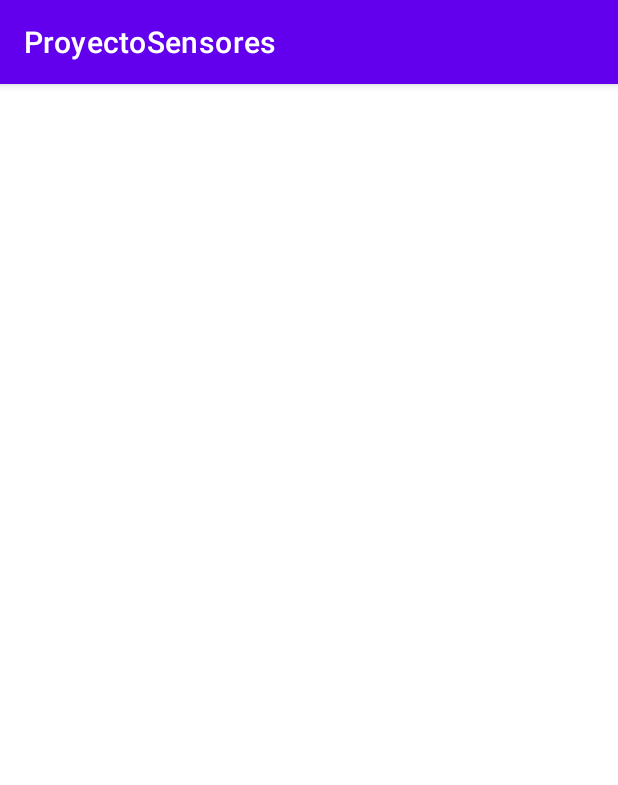
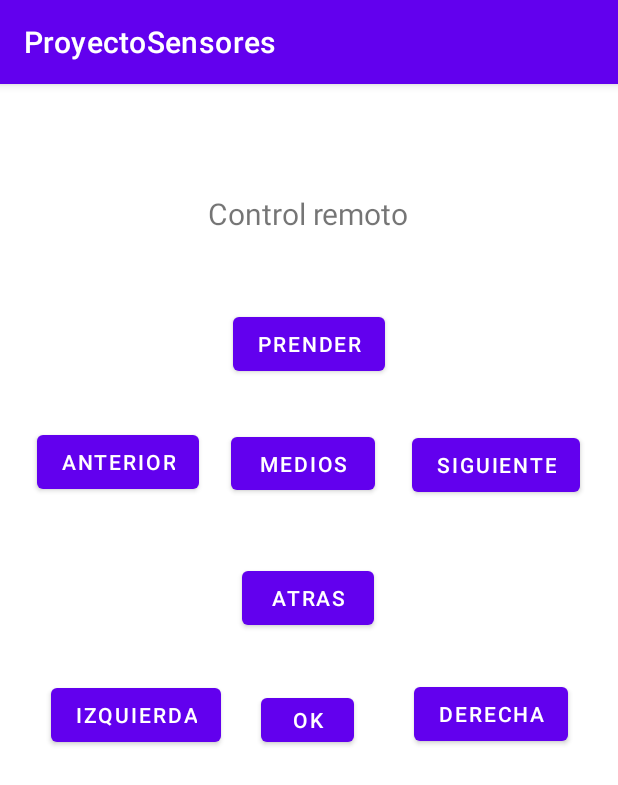
Before and after one commit to anelp04/ProyectoFinalSensoresPRMS, an Android app: the Infrarojo screen opened directly, with no data from a screen before it, on a phone screen of 412 x 824 dp. Shown: the top 785 px of the screen. Run offline under Robolectric (Android 15) with nearby library versions, the phone set to English and light mode, and no system bars.

Commit message:
Implementacion del infrarojo (Control remoto) - David Rios

```diff
--- a/app/src/main/AndroidManifest.xml
+++ b/app/src/main/AndroidManifest.xml
@@ -3,6 +3,7 @@
     xmlns:tools="http://schemas.android.com/tools"
     package="com.example.proyectosensores">
     <uses-permission android:name="android.permission.READ_CONTACTS"/>
+    <uses-permission android:name="android.permission.VIBRATE" />
     <uses-permission android:name="android.permission.WRITE_CONTACTS"/>
     <uses-permission android:name="android.permission.CALL_PHONE"/>
     <uses-permission android:name="android.permission.ACTIVITY_RECOGNITION"/>
--- a/app/src/main/java/com/example/proyectosensores/Infrarojo.java
+++ b/app/src/main/java/com/example/proyectosensores/Infrarojo.java
@@ -1,14 +1,136 @@
 package com.example.proyectosensores;
 
 import androidx.appcompat.app.AppCompatActivity;
-
+import android.content.Context;
+import android.hardware.ConsumerIrManager;
+import android.media.MediaPlayer;
+import android.os.Build;
 import android.os.Bundle;
+import android.os.VibrationEffect;
+import android.os.Vibrator;
+import android.util.Log;
+import android.view.View;
+import java.util.ArrayList;
+import java.util.Arrays;
+import java.util.List;
 
 public class Infrarojo extends AppCompatActivity {
 
+    private final static String CMD_TV_POWER =
+            "0000 006d 0022 0003 00a9 00a8 0015 003f 0015 003f 0015 003f 0015 0015 0015 0015 0015 0015 0015 0015 0015 0015 0015 003f 0015 003f 0015 003f 0015 0015 0015 0015 0015 0015 0015 0015 0015 0015 0015 0015 0015 003f 0015 0015 0015 0015 0015 0015 0015 0015 0015 0015 0015 0015 0015 0040 0015 0015 0015 003f 0015 003f 0015 003f 0015 003f 0015 003f 0015 003f 0015 0702 00a9 00a8 0015 0015 0015 0e6e";
+    private final static String CMD_TV_SOURCE =
+            "0000 006C 0000 0022 00AD 00AD 0016 0041 0016 0041 0016 0041 0016 0016 0016 0016 0016 0016 0016 0016 0016 0016 0016 0041 0016 0041 0016 0041 0016 0016 0016 0016 0016 0016 0016 0016 0016 0016 0016 0041 0016 0016 0016 0016 0016 0016 0016 0016 0016 0016 0016 0016 0016 0016 0016 0016 0016 0041 0016 0041 0016 0041 0016 0041 0016 0041 0016 0041 0016 0041 0016 06FB";
+    private final static String CMD_TV_CH_NEXT =
+            "0000 006d 0022 0003 00a9 00a8 0015 003f 0015 003f 0015 003f 0015 0015 0015 0015 0015 0015 0015 0015 0015 0015 0015 003f 0015 003f 0015 003f 0015 0015 0015 0015 0015 0015 0015 0015 0015 0015 0015 0015 0015 003f 0015 0015 0015 0015 0015 003f 0015 0015 0015 0015 0015 0015 0015 003f 0015 0015 0015 003f 0015 003f 0015 0015 0015 0040 0015 003f 0015 003f 0015 0702 00a9 00a8 0015 0015 0015 0e6e";
+    private final static String CMD_TV_CH_PREV =
+            "0000 006d 0022 0003 00a9 00a8 0015 003f 0015 003f 0015 003f 0015 0015 0015 0015 0015 0015 0015 0015 0015 0015 0015 003f 0015 003f 0015 003f 0015 0015 0015 0015 0015 0015 0015 0015 0015 0015 0015 0015 0015 0015 0015 0015 0015 0015 0015 003f 0015 0015 0015 0015 0015 0015 0015 003f 0015 003f 0015 003f 0015 003f 0015 0015 0015 003f 0015 003f 0015 003f 0015 0702 00a9 00a8 0015 0015 0015 0e6e";
+    private final static String CMD_TV_BACK =
+            "0000 006C 0000 0022 00AD 00AD 0016 0041 0016 0041 0016 0041 0016 0016 0016 0016 0016 0016 0016 0016 0016 0016 0016 0041 0016 0041 0016 0041 0016 0016 0016 0016 0016 0016 0016 0016 0016 0016 0016 0016 0016 0016 0016 0016 0016 0041 0016 0041 0016 0016 0016 0041 0016 0016 0016 0041 0016 0041 0016 0041 0016 0016 0016 0016 0016 0041 0016 0016 0016 0041 0016 06FB";
+
+
+    private String TAG = "MainActivity";
+
+    private final static String CMD_TV_LEFT =
+            "0000 006C 0000 0022 00AD 00AD 0016 0041 0016 0041 0016 0041 0016 0016 0016 0016 0016 0016 0016 0016 0016 0016 0016 0041 0016 0041 0016 0041 0016 0016 0016 0016 0016 0016 0016 0016 0016 0016 0016 0041 0016 0016 0016 0041 0016 0016 0016 0016 0016 0041 0016 0041 0016 0016 0016 0016 0016 0041 0016 0016 0016 0041 0016 0041 0016 0016 0016 0016 0016 0041 0016 06FB";
+    private final static String CMD_TV_RIGHT =
+            "0000 006C 0000 0022 00AD 00AD 0016 0041 0016 0041 0016 0041 0016 0016 0016 0016 0016 0016 0016 0016 0016 0016 0016 0041 0016 0041 0016 0041 0016 0016 0016 0016 0016 0016 0016 0016 0016 0016 0016 0016 0016 0041 0016 0016 0016 0016 0016 0016 0016 0041 0016 0041 0016 0016 0016 0041 0016 0016 0016 0041 0016 0041 0016 0041 0016 0016 0016 0016 0016 0041 0016 06FB";
+    private final static String CMD_TV_ENTER =
+            "0000 006C 0000 0022 00AD 00AD 0016 0041 0016 0041 0016 0041 0016 0016 0016 0016 0016 0016 0016 0016 0016 0016 0016 0041 0016 0041 0016 0041 0016 0016 0016 0016 0016 0016 0016 0016 0016 0016 0016 0016 0016 0016 0016 0016 0016 0041 0016 0016 0016 0041 0016 0041 0016 0016 0016 0041 0016 0041 0016 0041 0016 0016 0016 0041 0016 0016 0016 0016 0016 0041 0016 06FB";
+
+
+
+    private final static String CMD_SB_POWER =
+            "0000 006C 0000 0027 00AC 00AC 0013 0013 0013 0013 0013 0013 0013 0013 0013 003A 0013 003A 0013 0013 0013 0013 0013 003A 0013 003A 0013 003A 0013 003A 0013 0013 0013 0013 0013 0013 0013 0013 0013 00AC 0013 0013 0013 0013 0013 0013 0013 0013 0013 0013 0013 0013 0013 0013 0013 0013 0013 003A 0013 003A 0013 003A 0013 0013 0013 003A 0013 003A 0013 003A 0013 003A 0013 0013 0013 0013 0013 0013 0013 003A 0013 0856";
+    private final static String CMD_SB_SOURCE =
+            "0000 006C 0000 0027 00AC 00AC 0013 0013 0013 0013 0013 0013 0013 0013 0013 003A 0013 003A 0013 0013 0013 0013 0013 003A 0013 003A 0013 003A 0013 003A 0013 0013 0013 0013 0013 0013 0013 0013 0013 00AC 0013 0013 0013 0013 0013 0013 0013 0013 0013 003A 0013 0013 0013 003A 0013 0013 0013 003A 0013 003A 0013 003A 0013 0013 0013 0013 0013 003A 0013 0013 0013 003A 0013 0013 0013 0013 0013 0013 0013 003A 0013 0856";
+    private final static String CMD_SB_VOLUP =
+            "0000 006C 0000 0027 00AC 00AC 0013 0013 0013 0013 0013 0013 0013 0013 0013 003A 0013 003A 0013 0013 0013 0013 0013 003A 0013 003A 0013 003A 0013 003A 0013 0013 0013 0013 0013 0013 0013 0013 0013 00AC 0013 0013 0013 0013 0013 0013 0013 0013 0013 003A 0013 003A 0013 003A 0013 0013 0013 003A 0013 003A 0013 003A 0013 0013 0013 0013 0013 0013 0013 0013 0013 003A 0013 0013 0013 0013 0013 0013 0013 003A 0013 0856";
+    private final static String CMD_SB_VOLDOWN =
+            "0000 006C 0000 0027 00AC 00AC 0013 0013 0013 0013 0013 0013 0013 0013 0013 003A 0013 003A 0013 0013 0013 0013 0013 003A 0013 003A 0013 003A 0013 003A 0013 0013 0013 0013 0013 0013 0013 0013 0013 00AC 0013 0013 0013 0013 0013 0013 0013 0013 0013 0013 0013 0013 0013 0013 0013 003A 0013 003A 0013 003A 0013 003A 0013 0013 0013 003A 0013 003A 0013 003A 0013 0013 0013 0013 0013 0013 0013 0013 0013 003A 0013 0856";
+
+    private ConsumerIrManager irManager;
+    private Vibrator vibe;
+    MediaPlayer mp;
     @Override
     protected void onCreate(Bundle savedInstanceState) {
         super.onCreate(savedInstanceState);
         setContentView(R.layout.activity_infrarojo);
+        irManager = (ConsumerIrManager) getSystemService(CONSUMER_IR_SERVICE);
+
+        vibe = (Vibrator) getSystemService(Context.VIBRATOR_SERVICE);
+        //mp = MediaPlayer.create(this, R.raw.beep);
+
+        findViewById(R.id.tvpower).setOnClickListener(new ClickListener(hex2ir(CMD_TV_POWER)));
+        findViewById(R.id.tvsource).setOnClickListener(new ClickListener(hex2ir(CMD_TV_SOURCE)));
+        findViewById(R.id.tvchnext).setOnClickListener(new ClickListener(hex2ir(CMD_TV_CH_NEXT)));
+        findViewById(R.id.tvchprev).setOnClickListener(new ClickListener(hex2ir(CMD_TV_CH_PREV)));
+        findViewById(R.id.tvback).setOnClickListener(new ClickListener(hex2ir(CMD_TV_BACK)));
+        findViewById(R.id.tvleft).setOnClickListener(new ClickListener(hex2ir(CMD_TV_LEFT)));
+        findViewById(R.id.tvright).setOnClickListener(new ClickListener(hex2ir(CMD_TV_RIGHT)));
+        findViewById(R.id.tvok).setOnClickListener(new ClickListener(hex2ir(CMD_TV_ENTER)));
+
+        //findViewById(R.id.sbpower).setOnClickListener(new ClickListener(hex2ir(CMD_SB_POWER)));
+        //findViewById(R.id.sbsource).setOnClickListener(new ClickListener(hex2ir(CMD_SB_SOURCE)));
+        //findViewById(R.id.sbvoldown).setOnClickListener(new ClickListener(hex2ir(CMD_SB_VOLDOWN)));
+        //findViewById(R.id.sbvolup).setOnClickListener(new ClickListener(hex2ir(CMD_SB_VOLUP)));
+    }
+    private IRCommand hex2ir(final String irData) {
+        List<String> list = new ArrayList<String>(Arrays.asList(irData.split(" ")));
+        list.remove(0); // dummy
+        int frequency = Integer.parseInt(list.remove(0), 16); // frequency
+        list.remove(0); // seq1
+        list.remove(0); // seq2
+
+        frequency = (int) (1000000 / (frequency * 0.241246));
+        int pulses = 1000000 / frequency;
+        int count;
+
+        int[] pattern = new int[list.size()];
+        for (int i = 0; i < list.size(); i++) {
+            count = Integer.parseInt(list.get(i), 16);
+            pattern[i] = count * pulses;
+        }
+
+        return new IRCommand(frequency, pattern);
+    }
+
+
+    private class ClickListener implements View.OnClickListener {
+        private final IRCommand cmd;
+
+        public ClickListener(final IRCommand cmd) {
+            this.cmd = cmd;
+        }
+
+        @Override
+        public void onClick(final View view) {
+
+            mp.start();
+
+
+            if (Build.VERSION.SDK_INT >= Build.VERSION_CODES.O) {
+                vibe.vibrate(VibrationEffect.createOneShot(150, VibrationEffect.DEFAULT_AMPLITUDE));
+            } else {
+                //deprecated in API 26
+                vibe.vibrate(150);
+            }
+            try {
+                android.util.Log.d("Remote", "frequency: " + cmd.freq);
+                android.util.Log.d("Remote", "pattern: " + Arrays.toString(cmd.pattern));
+                irManager.transmit(cmd.freq, cmd.pattern);
+            } catch (Exception e) {
+                Log.e(TAG, e.getMessage());
+            }
+        }
+    }
+
+    private class IRCommand {
+        private final int freq;
+        private final int[] pattern;
+
+        private IRCommand(int freq, int[] pattern) {
+            this.freq = freq;
+            this.pattern = pattern;
+        }
     }
 }
--- a/app/src/main/res/layout/activity_infrarojo.xml
+++ b/app/src/main/res/layout/activity_infrarojo.xml
@@ -6,4 +6,112 @@
     android:layout_height="match_parent"
     tools:context=".Infrarojo">
 
+    <Button
+        android:id="@+id/tvpower"
+        android:layout_width="wrap_content"
+        android:layout_height="wrap_content"
+        android:text="Prender"
+        app:layout_constraintBottom_toBottomOf="parent"
+        app:layout_constraintEnd_toEndOf="parent"
+        app:layout_constraintStart_toStartOf="parent"
+        app:layout_constraintTop_toTopOf="parent"
+        app:layout_constraintVertical_bias="0.207" />
+
+    <Button
+        android:id="@+id/tvchnext"
+        android:layout_width="wrap_content"
+        android:layout_height="wrap_content"
+        android:text="siguiente"
+        app:layout_constraintBottom_toBottomOf="parent"
+        app:layout_constraintEnd_toEndOf="parent"
+        app:layout_constraintHorizontal_bias="0.916"
+        app:layout_constraintStart_toStartOf="parent"
+        app:layout_constraintTop_toTopOf="parent"
+        app:layout_constraintVertical_bias="0.319" />
+
+    <Button
+        android:id="@+id/tvchprev"
+        android:layout_width="wrap_content"
+        android:layout_height="wrap_content"
+        android:text="anterior"
+        app:layout_constraintBottom_toBottomOf="parent"
+        app:layout_constraintEnd_toEndOf="parent"
+        app:layout_constraintHorizontal_bias="0.082"
+        app:layout_constraintStart_toStartOf="parent"
+        app:layout_constraintTop_toTopOf="parent"
+        app:layout_constraintVertical_bias="0.317" />
+
+    <TextView
+        android:id="@+id/textView"
+        android:layout_width="wrap_content"
+        android:layout_height="wrap_content"
+        android:text="Control remoto"
+        android:textSize="20dp"
+        app:layout_constraintBottom_toBottomOf="parent"
+        app:layout_constraintEnd_toEndOf="parent"
+        app:layout_constraintHorizontal_bias="0.498"
+        app:layout_constraintStart_toStartOf="parent"
+        app:layout_constraintTop_toTopOf="parent"
+        app:layout_constraintVertical_bias="0.098" />
+
+    <Button
+        android:id="@+id/tvleft"
+        android:layout_width="wrap_content"
+        android:layout_height="wrap_content"
+        android:text="izquierda"
+        app:layout_constraintBottom_toBottomOf="parent"
+        app:layout_constraintEnd_toEndOf="parent"
+        app:layout_constraintHorizontal_bias="0.114"
+        app:layout_constraintStart_toStartOf="parent"
+        app:layout_constraintTop_toTopOf="parent"
+        app:layout_constraintVertical_bias="0.551" />
+
+    <Button
+        android:id="@+id/tvright"
+        android:layout_width="wrap_content"
+        android:layout_height="wrap_content"
+        android:text="derecha"
+        app:layout_constraintBottom_toBottomOf="parent"
+        app:layout_constraintEnd_toEndOf="parent"
+        app:layout_constraintHorizontal_bias="0.892"
+        app:layout_constraintStart_toStartOf="parent"
+        app:layout_constraintTop_toTopOf="parent"
+        app:layout_constraintVertical_bias="0.55" />
+
+    <Button
+        android:id="@+id/tvok"
+        android:layout_width="62dp"
+        android:layout_height="41dp"
+        android:text="ok"
+        app:layout_constraintBottom_toBottomOf="parent"
+        app:layout_constraintEnd_toEndOf="parent"
+        app:layout_constraintHorizontal_bias="0.498"
+        app:layout_constraintStart_toStartOf="parent"
+        app:layout_constraintTop_toTopOf="parent"
+        app:layout_constraintVertical_bias="0.555" />
+
+    <Button
+        android:id="@+id/tvback"
+        android:layout_width="wrap_content"
+        android:layout_height="wrap_content"
+        android:text="atras"
+        app:layout_constraintBottom_toBottomOf="parent"
+        app:layout_constraintEnd_toEndOf="parent"
+        app:layout_constraintHorizontal_bias="0.498"
+        app:layout_constraintStart_toStartOf="parent"
+        app:layout_constraintTop_toTopOf="parent"
+        app:layout_constraintVertical_bias="0.443" />
+
+    <Button
+        android:id="@+id/tvsource"
+        android:layout_width="96dp"
+        android:layout_height="47dp"
+        android:text="medios"
+        app:layout_constraintBottom_toBottomOf="parent"
+        app:layout_constraintEnd_toEndOf="parent"
+        app:layout_constraintHorizontal_bias="0.488"
+        app:layout_constraintStart_toStartOf="parent"
+        app:layout_constraintTop_toTopOf="parent"
+        app:layout_constraintVertical_bias="0.318" />
+
 </androidx.constraintlayout.widget.ConstraintLayout>
```
